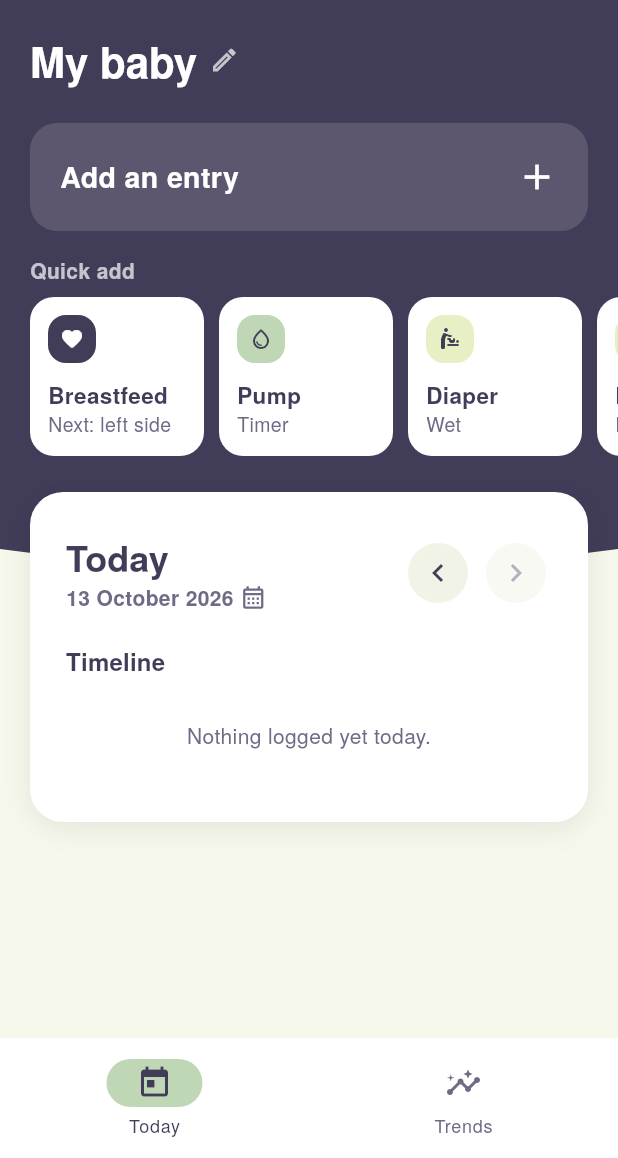
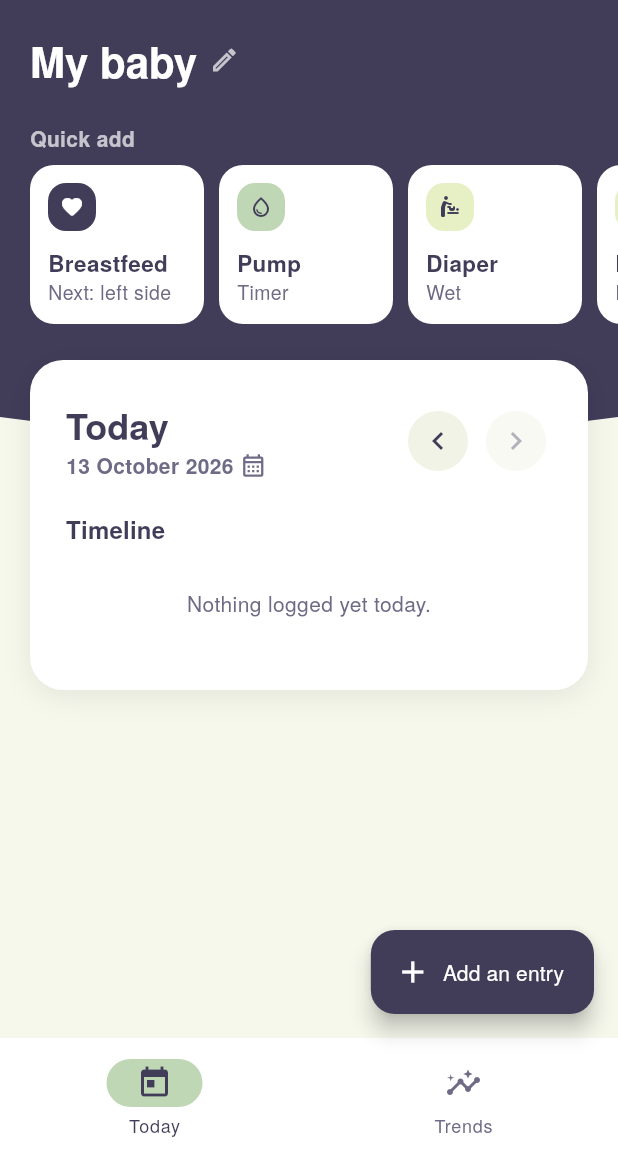
Before and after one commit to nishamehta-ux/Baby-Feed-Tracker, a Flutter app: the screen it shows after launch, on a phone screen of 412 x 824 dp, the part 78-1236 px from its top. Run offline on Flutter 3.47's test engine with Material 3 defaults, Android fonts, the phone set to English and light mode, and no system bars; our stand-ins replace shared_preferences.

Commit message:
Bring back the summary chips; make Add an entry a floating button
Co-Authored-By: Claude Opus 5.5 <noreply@anthropic.com>
Claude-Session: https://claude.ai/code/session_019gxCbU7q3yKq7C9h7xrrHz

```diff
--- a/lib/screens/main_shell.dart
+++ b/lib/screens/main_shell.dart
@@ -3,6 +3,7 @@ import 'package:flutter/material.dart';
 import '../data/entry_store.dart';
 import '../models/summary.dart';
 import '../theme.dart';
+import 'entry_sheet.dart';
 import 'today_screen.dart';
 import 'trends_screen.dart';
 
@@ -43,6 +44,16 @@ class _MainShellState extends State<MainShell> {
           TrendsScreen(store: widget.store, onOpenDay: _openDay),
         ],
       ),
+      // Adding an entry is the main action on Today.
+      floatingActionButton: _tab == 0
+          ? FloatingActionButton.extended(
+              onPressed: () => showAddMenu(context, widget.store),
+              backgroundColor: AppColors.indigo,
+              foregroundColor: Colors.white,
+              icon: const Icon(Icons.add),
+              label: const Text('Add an entry'),
+            )
+          : null,
       bottomNavigationBar: NavigationBar(
         selectedIndex: _tab,
         backgroundColor: Colors.white,
--- a/lib/screens/today_screen.dart
+++ b/lib/screens/today_screen.dart
@@ -99,8 +99,6 @@ class _TodayScreenState extends State<TodayScreen> {
                   const SizedBox(height: 20),
                   _buildHeader(context),
                   const SizedBox(height: 24),
-                  _AddFeedingButton(onTap: () => showAddMenu(context, store)),
-                  const SizedBox(height: 16),
                   if (store.live != null) ...[
                     LiveTimerCard(store: store, onFinish: _finishLive),
                     const SizedBox(height: 16),
@@ -122,6 +120,7 @@ class _TodayScreenState extends State<TodayScreen> {
                 child: _buildOverview(context),
               ),
             ),
+            const SizedBox(height: 40),
           ],
         ),
       ),
@@ -275,28 +274,35 @@ class _TodayScreenState extends State<TodayScreen> {
           ],
           if (entries.isNotEmpty) ...[
             const SizedBox(height: 16),
-            Container(
-              padding: const EdgeInsets.symmetric(vertical: 12, horizontal: 4),
-              decoration: BoxDecoration(
-                color: AppColors.field,
-                borderRadius: BorderRadius.circular(16),
-              ),
-              child: Row(
-                children: [
-                  _Stat(
+            Wrap(
+              spacing: 8,
+              runSpacing: 8,
+              children: [
+                if (totals.breastCount > 0)
+                  _SummaryChip(
                     type: EntryType.breast,
-                    value: formatDuration(totals.breast).replaceAll(RegExp(r' \d+ s$'), ''),
-                    label: 'breastfed',
+                    value: formatDuration(totals.breast),
+                    label: 'breastfeeding',
                   ),
-                  _Stat(type: EntryType.bottle, value: '${totals.totalMl} ml', label: 'bottle'),
-                  _Stat(type: EntryType.pump, value: '${totals.pumpMl} ml', label: 'pumped'),
-                  _Stat(
+                if (totals.anyBottleCount > 0)
+                  _SummaryChip(
+                    type: EntryType.bottle,
+                    value: '${totals.totalMl} ml',
+                    label: 'bottle',
+                  ),
+                if (totals.pumpCount > 0)
+                  _SummaryChip(
+                    type: EntryType.pump,
+                    value: '${totals.pumpMl} ml',
+                    label: 'pumped',
+                  ),
+                if (totals.diaperCount > 0)
+                  _SummaryChip(
                     type: EntryType.diaper,
                     value: '${totals.diaperCount}',
                     label: totals.diaperCount == 1 ? 'diaper' : 'diapers',
                   ),
-                ],
-              ),
+              ],
             ),
           ],
           const SizedBox(height: 20),
@@ -350,9 +356,9 @@ class _TodayScreenState extends State<TodayScreen> {
   }
 }
 
-/// One day total in the summary strip: a small icon, the value, a word.
-class _Stat extends StatelessWidget {
-  const _Stat({required this.type, required this.value, required this.label});
+/// A day total in the summary row: the kind's icon, a value and a word.
+class _SummaryChip extends StatelessWidget {
+  const _SummaryChip({required this.type, required this.value, required this.label});
 
   final EntryType type;
   final String value;
@@ -360,59 +366,27 @@ class _Stat extends StatelessWidget {
 
   @override
   Widget build(BuildContext context) {
-    return Expanded(
-      child: Column(
+    return Container(
+      padding: const EdgeInsets.fromLTRB(4, 4, 12, 4),
+      decoration: BoxDecoration(
+        color: AppColors.field,
+        borderRadius: BorderRadius.circular(20),
+      ),
+      child: Row(
+        mainAxisSize: MainAxisSize.min,
         children: [
-          EntryIcon(type: type, size: 24),
-          const SizedBox(height: 6),
-          FittedBox(
-            fit: BoxFit.scaleDown,
-            child: Text(
-              value,
-              style: const TextStyle(fontSize: 15, fontWeight: FontWeight.w700),
+          EntryIcon(type: type, size: 26),
+          const SizedBox(width: 8),
+          Text.rich(
+            TextSpan(
+              children: [
+                TextSpan(text: value, style: const TextStyle(fontWeight: FontWeight.w700)),
+                TextSpan(text: ' $label', style: const TextStyle(color: AppColors.muted)),
+              ],
             ),
-          ),
-          FittedBox(
-            fit: BoxFit.scaleDown,
-            child: Text(label, style: const TextStyle(fontSize: 12, color: AppColors.muted)),
+            style: const TextStyle(fontSize: 14, color: AppColors.ink),
           ),
         ],
-      ),
-    );
-  }
-}
-
-class _AddFeedingButton extends StatelessWidget {
-  const _AddFeedingButton({required this.onTap});
-
-  final VoidCallback onTap;
-
-  @override
-  Widget build(BuildContext context) {
-    return Material(
-      color: Colors.white.withValues(alpha: 0.14),
-      borderRadius: BorderRadius.circular(18),
-      child: InkWell(
-        borderRadius: BorderRadius.circular(18),
-        onTap: onTap,
-        child: const Padding(
-          padding: EdgeInsets.symmetric(horizontal: 20, vertical: 22),
-          child: Row(
-            children: [
-              Expanded(
-                child: Text(
-                  'Add an entry',
-                  style: TextStyle(
-                    color: Colors.white,
-                    fontSize: 19,
-                    fontWeight: FontWeight.w700,
-                  ),
-                ),
-              ),
-              Icon(Icons.add, color: Colors.white, size: 28),
-            ],
-          ),
-        ),
       ),
     );
   }
```
Also changed, not shown: 2 other files.
